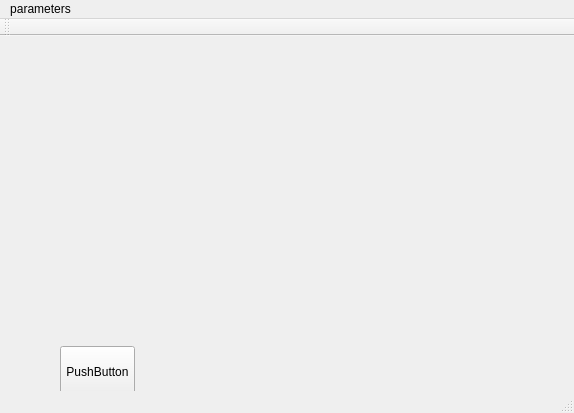
The window that mainwindow.ui (shevtsov200/QueueingSystem) describes before a commit, drawn with Qt 5.
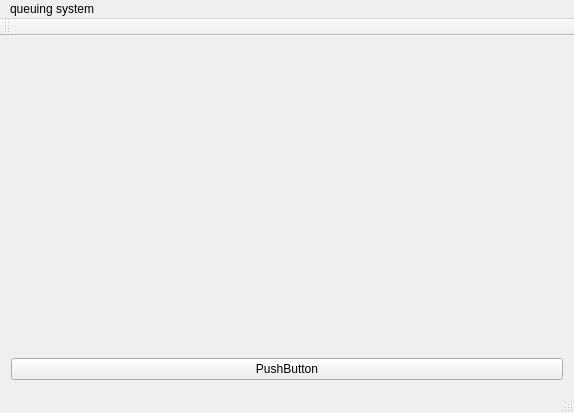
The same window after the commit.

Patch:
```diff
--- a/mainwindow.ui
+++ b/mainwindow.ui
@@ -14,31 +14,21 @@
    <string>MainWindow</string>
   </property>
   <widget class="QWidget" name="centralWidget">
+   <layout class="QVBoxLayout" name="verticalLayout">
+    <item>
    <widget class="QStackedWidget" name="stackedWidget">
-    <property name="geometry">
-     <rect>
-      <x>50</x>
-      <y>10</y>
-      <width>441</width>
-      <height>281</height>
-     </rect>
-    </property>
     <widget class="QWidget" name="page"/>
     <widget class="QWidget" name="page_2"/>
    </widget>
+    </item>
+    <item>
    <widget class="QPushButton" name="pushButton">
-    <property name="geometry">
-     <rect>
-      <x>60</x>
-      <y>310</y>
-      <width>75</width>
-      <height>51</height>
-     </rect>
-    </property>
     <property name="text">
      <string>PushButton</string>
     </property>
    </widget>
+    </item>
+   </layout>
   </widget>
   <widget class="QMenuBar" name="menuBar">
    <property name="geometry">
@@ -51,7 +41,7 @@
    </property>
    <widget class="QMenu" name="menuOptions">
     <property name="title">
-     <string>parameters</string>
+     <string>queuing system</string>
     </property>
    </widget>
    <addaction name="menuOptions"/>
```
Lines whose indentation alone changed are shown as unchanged.
